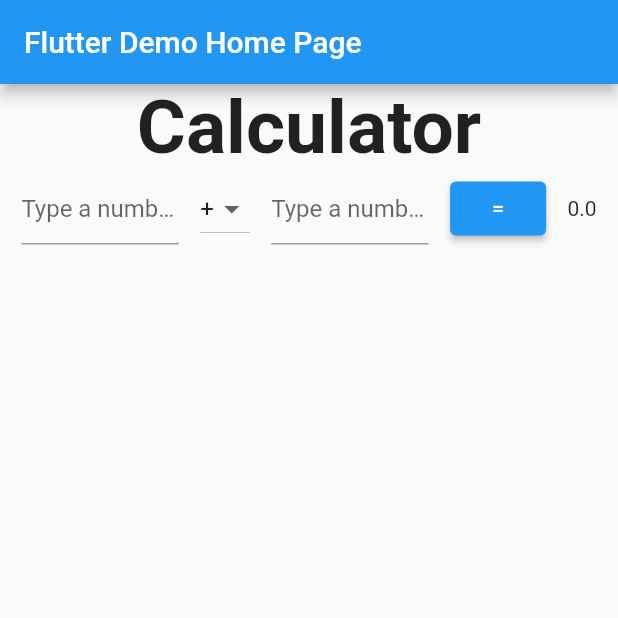
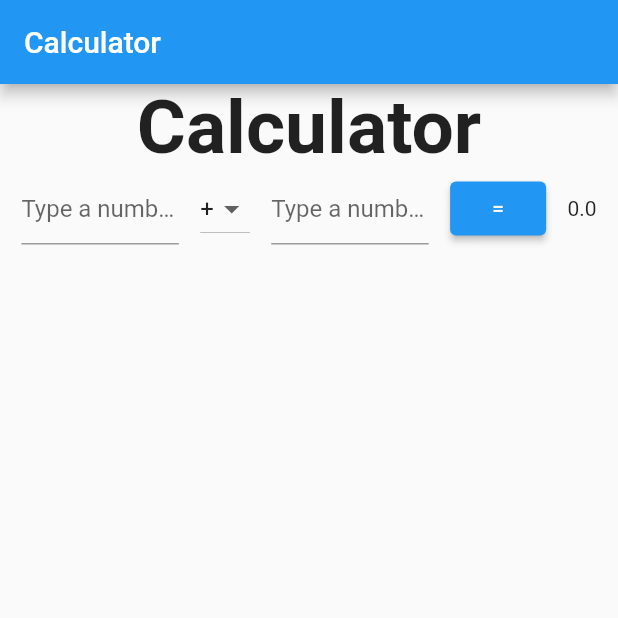
Before and after one commit to andersbor/flutterCalculatorv2, a Flutter app: the screen it shows after launch, on a phone screen of 412 x 824 dp, the top half of it. Run offline on Flutter 3.47's test engine with Material 2 defaults, Android fonts, the phone set to English and light mode, and no system bars.

Commit message:
new title

```diff
--- a/lib/main.dart
+++ b/lib/main.dart
@@ -12,20 +12,12 @@ class MyApp extends StatelessWidget {
   @override
   Widget build(BuildContext context) {
     return MaterialApp(
-      title: 'Flutter Demo',
+      title: 'Calculator',
       theme: ThemeData(
         // This is the theme of your application.
-        //
-        // Try running your application with "flutter run". You'll see the
-        // application has a blue toolbar. Then, without quitting the app, try
-        // changing the primarySwatch below to Colors.green and then invoke
-        // "hot reload" (press "r" in the console where you ran "flutter run",
-        // or simply save your changes to "hot reload" in a Flutter IDE).
-        // Notice that the counter didn't reset back to zero; the application
-        // is not restarted.
         primarySwatch: Colors.blue,
       ),
-      home: const MyHomePage(title: 'Flutter Demo Home Page'),
+      home: const MyHomePage(title: 'Calculator'),
     );
   }
 }
@@ -80,8 +72,7 @@ class _MyHomePageState extends State<MyHomePage> {
 
   @override
   Widget build(BuildContext context) {
-    // This method is rerun every time setState is called, for instance as done
-    // by the _incrementCounter method above.
+    // This method is rerun every time setState is called,
     //
     // The Flutter framework has been optimized to make rerunning build methods
     // fast, so that you can just rebuild anything that needs updating rather
```
